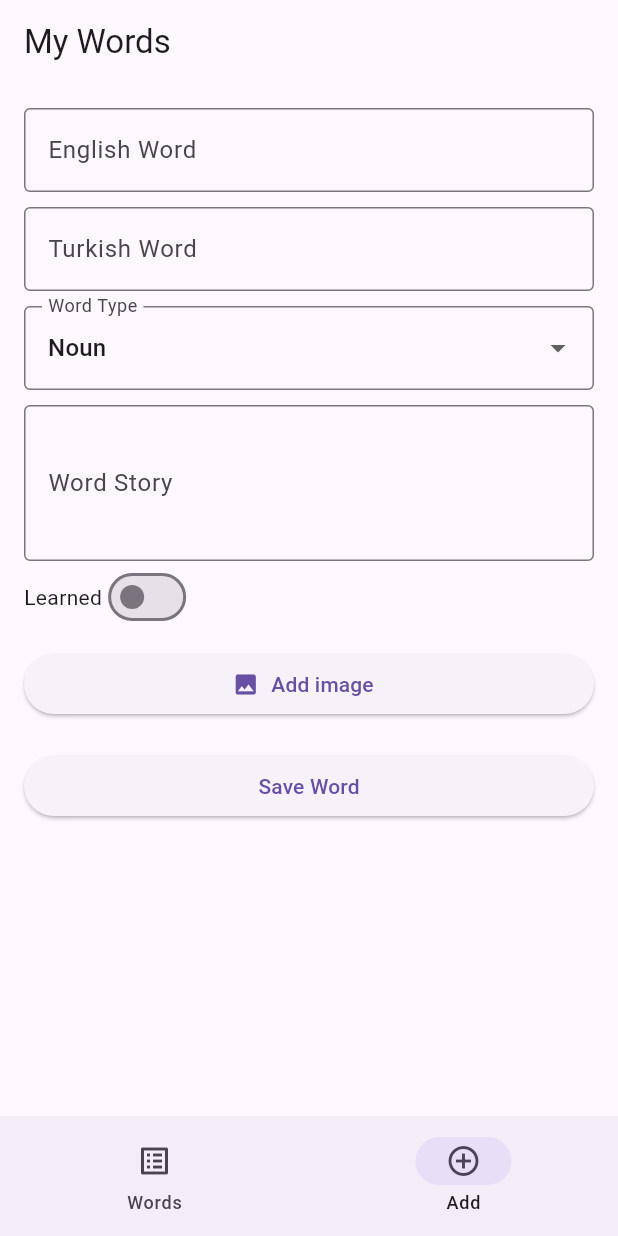
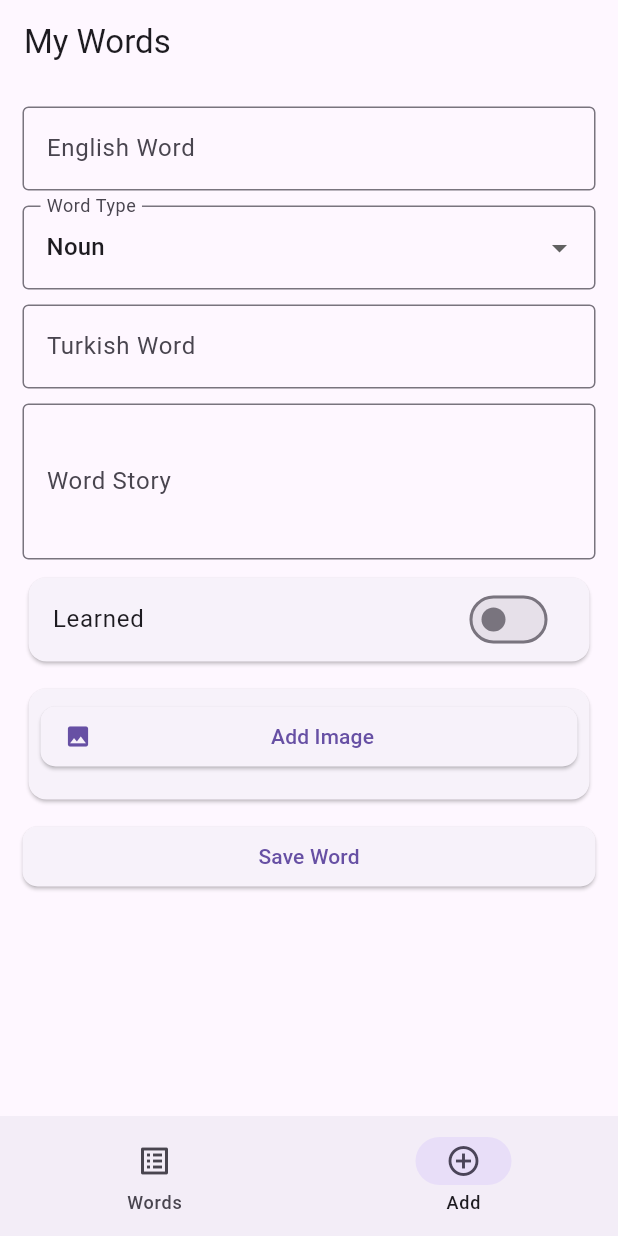
Before and after one commit to pamiracar/btkAkademi_flutter_wordApp, a Flutter app: the screen it shows after launch, item 2 of the bottom bar chosen, on a phone screen of 412 x 824 dp. Run offline on Flutter 3.47's test engine with Material 3 defaults, Android fonts, the phone set to English and light mode, and no system bars; our stand-ins replace image_picker, isar; accounts and stored records are empty; generated files the repository leaves out were written again.

```diff
--- a/lib/pages/add_word.dart
+++ b/lib/pages/add_word.dart
@@ -1,5 +1,7 @@
 import 'dart:io';
+import 'dart:typed_data';
 
+import 'package:flutter/cupertino.dart';
 import 'package:flutter/material.dart';
 import 'package:flutter_word_app/models/word.dart';
 import 'package:flutter_word_app/pages/word_list.dart';
@@ -9,7 +11,13 @@ import 'package:flutter_word_app/pages/home_page.dart';
 
 class AddWordScreen extends StatefulWidget {
   final IsarService isarService;
-  const AddWordScreen({super.key, required this.isarService});
+  final VoidCallback onSave;
+
+  const AddWordScreen({
+    super.key,
+    required this.isarService,
+    required this.onSave,
+  });
 
   @override
   State<AddWordScreen> createState() => _AddWordScreenState();
@@ -63,16 +71,20 @@ class _AddWordScreenState extends State<AddWordScreen> {
           turkishWord: _turkishWord,
           wordType: _selectedWordType,
           story: _story,
-          imageBytes: _imageFile != null ? await _imageFile!.readAsBytes() : null,
+          imageBytes: _imageFile != null
+              ? await _imageFile!.readAsBytes()
+              : null,
         ),
       );
+      widget.onSave();
     }
   }
+
 
   @override
   Widget build(BuildContext context) {
     return Padding(
-      padding: const EdgeInsets.all(16.0),
+      padding: const EdgeInsets.all(15.0),
       child: Form(
         key: _formKey,
         child: ListView(
@@ -87,20 +99,6 @@ class _AddWordScreenState extends State<AddWordScreen> {
               controller: _englishController,
               decoration: InputDecoration(
                 labelText: "English Word",
-                border: OutlineInputBorder(),
-              ),
-            ),
-            SizedBox(height: 10),
-            TextFormField(
-              validator: (value) {
-                if (value == null || value.isEmpty) {
-                  return "Please enter turkish word";
-                }
-                return null;
-              },
-              controller: _turkishController,
-              decoration: InputDecoration(
-                labelText: "Turkish Word",
                 border: OutlineInputBorder(),
               ),
             ),
@@ -122,6 +120,20 @@ class _AddWordScreenState extends State<AddWordScreen> {
             ),
             SizedBox(height: 10),
             TextFormField(
+              validator: (value) {
+                if (value == null || value.isEmpty) {
+                  return "Please enter turkish word";
+                }
+                return null;
+              },
+              controller: _turkishController,
+              decoration: InputDecoration(
+                labelText: "Turkish Word",
+                border: OutlineInputBorder(),
+              ),
+            ),
+            SizedBox(height: 10),
+            TextFormField(
               controller: _storyController,
               decoration: InputDecoration(
                 labelText: "Word Story",
@@ -129,10 +141,12 @@ class _AddWordScreenState extends State<AddWordScreen> {
               ),
               maxLines: 3,
             ),
-            Row(
+            SizedBox(height: 8),
+            Card(
+              child: Column(
                 children: [
-                Text("Learned"),
-                Switch(
+                  SwitchListTile(
+                    title: Text("Learned"),
                     value: _isLearned,
                     onChanged: (value) {
                       setState(() {
@@ -142,17 +156,48 @@ class _AddWordScreenState extends State<AddWordScreen> {
                   ),
                 ],
               ),
+            ),
             SizedBox(height: 10),
+            Card(
+              child: Padding(
+                padding: const EdgeInsets.all(8.0),
+                child: Column(
+                  children: [
                     ElevatedButton.icon(
                       onPressed: _resimSec,
-              label: Text("Add image"),
+                      style: ElevatedButton.styleFrom(
+                        shape: RoundedRectangleBorder(
+                          borderRadius: BorderRadius.circular(10),
+                        ),
+                      ),
+                      label: Center(child: Text("Add Image")),
                       icon: Icon(Icons.image),
                     ),
                     SizedBox(height: 10),
                     if (_imageFile != null)
-              Image.file(_imageFile!, height: 150, fit: BoxFit.cover),
+                      ClipRRect(
+                        borderRadius: BorderRadius.circular(10),
+                        child: Image.file(
+                          _imageFile!,
+                          height: 230,
+                          fit: BoxFit.cover,
+                        ),
+                      ),
+                  ],
+                ),
+              ),
+            ),
+
             SizedBox(height: 10),
-            ElevatedButton(onPressed: _saveWord, child: Text("Save Word")),
+            ElevatedButton(
+              onPressed: _saveWord,
+              style: ElevatedButton.styleFrom(
+                shape: RoundedRectangleBorder(
+                  borderRadius: BorderRadius.circular(10),
+                ),
+              ),
+              child: Text("Save Word"),
+            ),
           ],
         ),
       ),
```
Also changed, not shown: lib/pages/home_page.dart (+8 -1 lines), lib/pages/word_list.dart (+16 -3 lines), 1 other file. Lines whose indentation alone changed are shown as unchanged.
